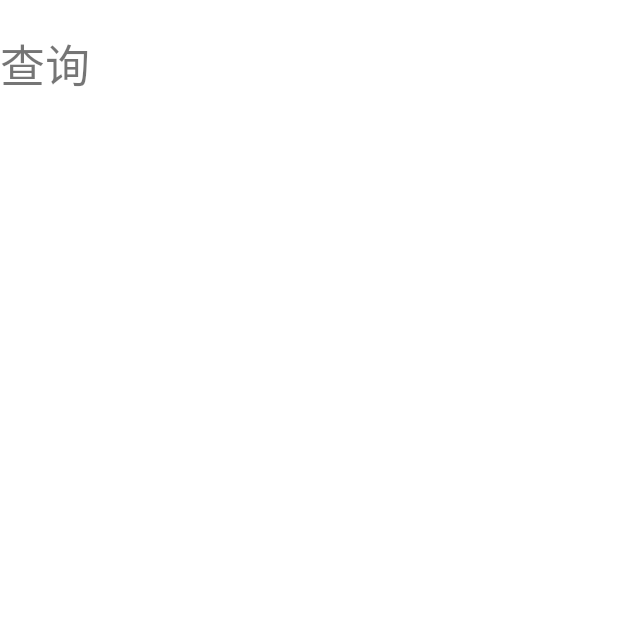
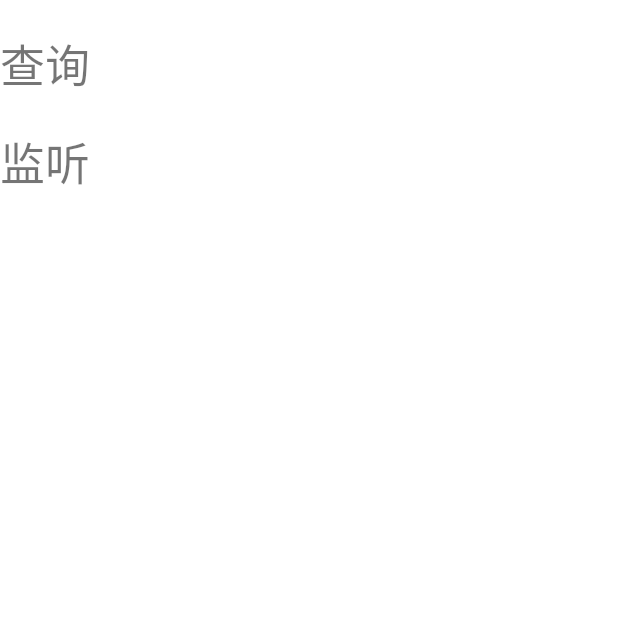
Before and after one commit to Running-chicken/MyKotlinDemo, an Android app: the ContentProviderActivity screen opened directly, with no data from a screen before it, on a phone screen of 412 x 824 dp, the top half of it. Run offline under Robolectric (Android 15) with nearby library versions, the phone set to English and light mode, and no system bars; our stand-ins replace data binding.

Commit message:
update contentObserver

```diff
--- a/app/src/main/java/com/example/mykotlindemo/MainActivity.kt
+++ b/app/src/main/java/com/example/mykotlindemo/MainActivity.kt
@@ -72,9 +72,10 @@ class MainActivity : AppCompatActivity() {
         }
 
         mBinding.tvBroadcastReceiver.setOnClickListener{
-            val intent = Intent("com.cc.me.broadcast")
+            val intent = Intent("com.cc.skillapp.my.receiver")
             intent.putExtra("params", "im kt demo")
-            intent.component = ComponentName("com.cc.skillapp", "com.cc.skillapp.receive.MyBroadReceive")
+//            intent.component = ComponentName("com.cc.skillapp", "com.cc.skillapp.receive.MyBroadReceive")
+            intent.setPackage("com.cc.skillapp")
             sendBroadcast(intent)
         }
 
--- a/app/src/main/java/com/example/mykotlindemo/activity/ContentProviderActivity.kt
+++ b/app/src/main/java/com/example/mykotlindemo/activity/ContentProviderActivity.kt
@@ -2,25 +2,55 @@ package com.example.mykotlindemo.activity
 
 import android.net.Uri
 import android.os.Bundle
+import android.os.Handler
+import android.os.Looper
+import android.os.Message
 import androidx.appcompat.app.AppCompatActivity
 import androidx.databinding.DataBindingUtil
 import com.example.mykotlindemo.R
 import com.example.mykotlindemo.databinding.ActivityContentProviderBinding
+import com.example.mykotlindemo.entity.MyContentObserver
 import com.example.mykotlindemo.utils.Utils
 
 class ContentProviderActivity : AppCompatActivity() {
+
+    private lateinit var mBinding : ActivityContentProviderBinding
+    private lateinit var observer : MyContentObserver
+
+    var handler:Handler = object : Handler(Looper.getMainLooper()) {
+
+        override fun handleMessage(msg: Message) {
+            super.handleMessage(msg)
+            mBinding.tvObserver.text = "${msg.obj}"
+        }
+
+
+    }
+
     override fun onCreate(savedInstanceState: Bundle?) {
         super.onCreate(savedInstanceState)
-        var mBinding = DataBindingUtil.setContentView<ActivityContentProviderBinding>(this,R.layout.activity_content_provider)
+        mBinding = DataBindingUtil.setContentView<ActivityContentProviderBinding>(this,R.layout.activity_content_provider)
 
 
-        var contentResolver = this.contentResolver
-        var cursor = contentResolver.query(Uri.parse("content://com.cc.myprovider/user"),null,null,null,null,null)
-        if (cursor != null) {
-            while (cursor.moveToNext()){
-                Utils.print(cursor.getString(1))
+        mBinding.tvQueryAll.setOnClickListener {
+            var contentResolver = this.contentResolver
+            var cursor = contentResolver.query(Uri.parse("content://com.skill.my.provider/person/"),null,null,null,null,null)
+            if (cursor != null) {
+                while (cursor.moveToNext()){
+                    Utils.print(cursor.getString(1))
+                }
             }
         }
 
+        observer = MyContentObserver(handler, this)
+        val uri = Uri.parse("content://com.skill.my.provider/person")
+        contentResolver.registerContentObserver(uri, false, observer)
+
+
+    }
+
+    override fun onDestroy() {
+        super.onDestroy()
+        contentResolver.unregisterContentObserver(observer)
     }
 }
--- /dev/null
+++ b/app/src/main/java/com/example/mykotlindemo/entity/MyContentObserver.java
@@ -0,0 +1,35 @@
+package com.example.mykotlindemo.entity;
+
+import android.content.ContentResolver;
+import android.content.Context;
+import android.database.ContentObserver;
+import android.database.Cursor;
+import android.net.Uri;
+import android.os.Handler;
+
+public class MyContentObserver extends ContentObserver {
+
+    Handler handler;
+    Context context;
+
+
+    public MyContentObserver(Handler handler, Context context) {
+        super(handler);
+        this.handler = handler;
+        this.context =context;
+    }
+
+    @Override
+    public void onChange(boolean selfChange) {
+        super.onChange(selfChange);
+        ContentResolver contentResolver = context.getContentResolver();
+        Cursor cursor = contentResolver.query(Uri.parse("content://com.skill.my.provider/person"),null,"id=?",new String[]{"1"},null,null);
+        if (cursor != null) {
+            while (cursor.moveToNext()){
+                handler.obtainMessage(100,cursor.getString(1)).sendToTarget();
+//                Utils.log(getClass(),"id="+cursor.getInt(0) + " name="+cursor.getString(1)+" age="+cursor.getInt(2));
+            }
+        }
+
+    }
+}
--- a/app/src/main/res/layout/activity_content_provider.xml
+++ b/app/src/main/res/layout/activity_content_provider.xml
@@ -16,5 +16,10 @@
             android:id="@+id/tv_query_all"
             style="@style/TextStyle"
             android:text="查询"/>
+
+        <TextView
+            android:id="@+id/tv_observer"
+            style="@style/TextStyle"
+            android:text="监听"/>
     </LinearLayout>
 </layout>
--- a/app/src/main/res/layout/activity_main.xml
+++ b/app/src/main/res/layout/activity_main.xml
@@ -79,7 +79,7 @@
         <TextView
             android:id="@+id/tv_broadcast_receiver"
             style="@style/TextStyle"
-            android:text="broadcast_receiver"
+            android:text="发送静态广播"
             app:layout_constraintLeft_toLeftOf="parent"
             app:layout_constraintRight_toRightOf="parent"
             app:layout_constraintTop_toBottomOf="@id/tv_vp" />
```
